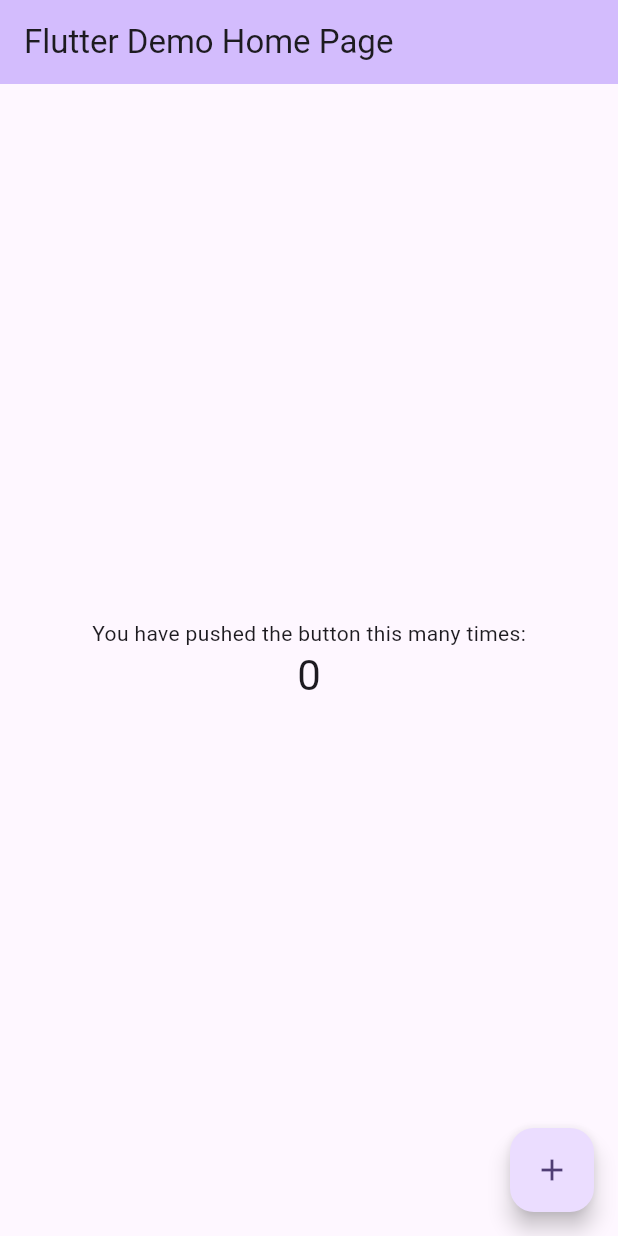
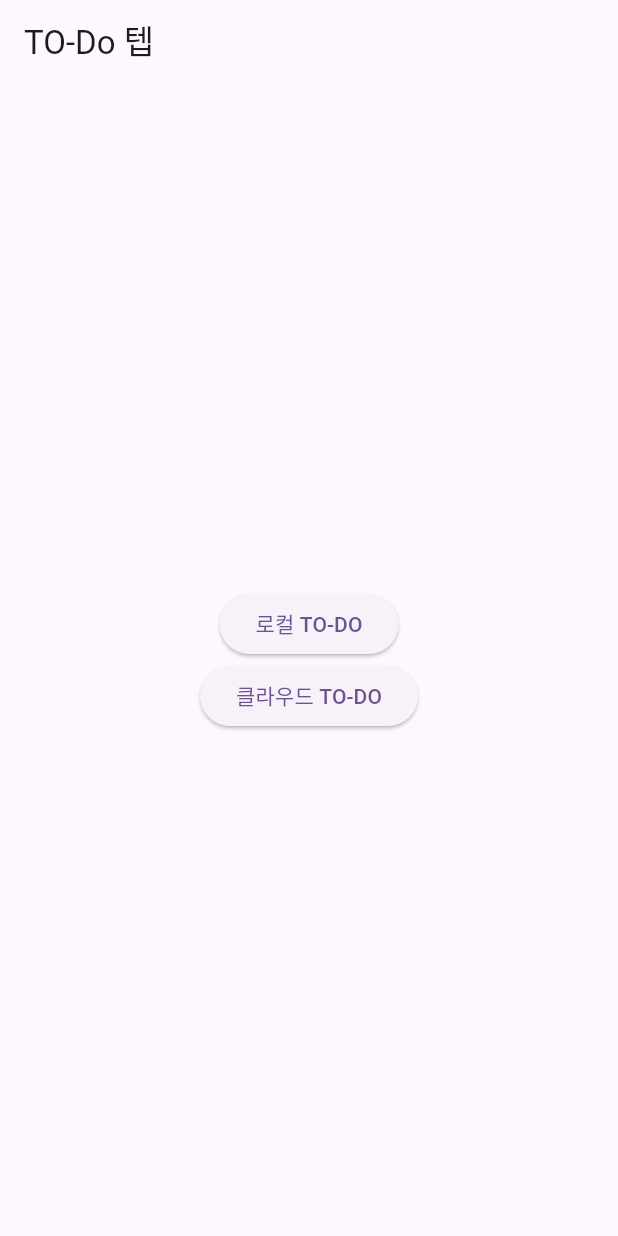
Before and after one commit to jiyubin343/chungju_lecture, a Flutter app: the screen it shows after launch, on a phone screen of 412 x 824 dp. Run offline on Flutter 3.47's test engine with Material 3 defaults, Android fonts, the phone set to English and light mode, and no system bars.

Commit message:
no message

```diff
--- /dev/null
+++ b/lib/home_page.dart
@@ -0,0 +1,35 @@
+import 'package:flutter/material.dart';
+
+
+
+
+class HomePage extends StatefulWidget {
+  const HomePage({super.key});
+
+  @override
+  State<HomePage> createState() => _HomePageState();
+}
+
+class _HomePageState extends State<HomePage> {
+  @override
+  Widget build(BuildContext context) {
+    return Scaffold(
+      appBar: AppBar(title: const Text('TO-Do 텝')),
+      body: Center(
+        child: Column(
+          mainAxisAlignment: MainAxisAlignment.center,
+          children: [
+            ElevatedButton(
+                onPressed: () => Navigator.pushNamed(context, "/todo-local"),
+                child: const Text("로컬 TO-DO")
+            ),
+            ElevatedButton(
+                onPressed: () => Navigator.pushNamed(context, "/todo-remote"),
+                child: const Text("클라우드 TO-DO")
+            )
+          ],
+        ),
+      ),
+    );
+  }
+}
--- a/lib/main.dart
+++ b/lib/main.dart
@@ -1,4 +1,7 @@
 import 'package:flutter/material.dart';
+
+import 'home_page.dart';
+import 'todo_local_page.dart';
 
 void main() {
   runApp(const MyApp());
@@ -11,112 +14,14 @@ class MyApp extends StatelessWidget {
   @override
   Widget build(BuildContext context) {
     return MaterialApp(
-      title: 'Flutter Demo',
+      title: 'TO-Do 프로젝트',
       theme: ThemeData(
-        // This is the theme of your application.
-        //d
-        // TRY THIS: Try running your application with "flutter run". You'll see
-        // the application has a purple toolbar. Then, without quitting the app,
-        // try changing the seedColor in the colorScheme below to Colors.green
-        // and then invoke "hot reload" (save your changes or press the "hot
-        // reload" button in a Flutter-supported IDE, or press "r" if you used
-        // the command line to start the app).
-        //
-        // Notice that the counter didn't reset back to zero; the application
-        // state is not lost during the reload. To reset the state, use hot
-        // restart instead.
-        //
-        // This works for code too, not just values: Most code changes can be
-        // tested with just a hot reload.
         colorScheme: ColorScheme.fromSeed(seedColor: Colors.deepPurple),
       ),
-      home: const MyHomePage(title: 'Flutter Demo Home Page'),
+      routes: {
+        '/' : (context) => const HomePage(),
+        '/todo-local' : (context) => const TodoLocalPage()
+      },
     );
   }
 }
-
-class MyHomePage extends StatefulWidget {
-  const MyHomePage({super.key, required this.title});
-
-  // This widget is the home page of your application. It is stateful, meaning
-  // that it has a State object (defined below) that contains fields that affect
-  // how it looks.
-
-  // This class is the configuration for the state. It holds the values (in this
-  // case the title) provided by the parent (in this case the App widget) and
-  // used by the build method of the State. Fields in a Widget subclass are
-  // always marked "final".
-
-  final String title;
-
-  @override
-  State<MyHomePage> createState() => _MyHomePageState();
-}
-
-class _MyHomePageState extends State<MyHomePage> {
-  int _counter = 0;
-
-  void _incrementCounter() {
-    setState(() {
-      // This call to setState tells the Flutter framework that something has
-      // changed in this State, which causes it to rerun the build method below
-      // so that the display can reflect the updated values. If we changed
-      // _counter without calling setState(), then the build method would not be
-      // called again, and so nothing would appear to happen.
-      _counter++;
-    });
-  }
-
-  @override
-  Widget build(BuildContext context) {
-    // This method is rerun every time setState is called, for instance as done
-    // by the _incrementCounter method above.
-    //
-    // The Flutter framework has been optimized to make rerunning build methods
-    // fast, so that you can just rebuild anything that needs updating rather
-    // than having to individually change instances of widgets.
-    return Scaffold(
-      appBar: AppBar(
-        // TRY THIS: Try changing the color here to a specific color (to
-        // Colors.amber, perhaps?) and trigger a hot reload to see the AppBar
-        // change color while the other colors stay the same.
-        backgroundColor: Theme.of(context).colorScheme.inversePrimary,
-        // Here we take the value from the MyHomePage object that was created by
-        // the App.build method, and use it to set our appbar title.
-        title: Text(widget.title),
-      ),
-      body: Center(
-        // Center is a layout widget. It takes a single child and positions it
-        // in the middle of the parent.
-        child: Column(
-          // Column is also a layout widget. It takes a list of children and
-          // arranges them vertically. By default, it sizes itself to fit its
-          // children horizontally, and tries to be as tall as its parent.
-          //
-          // Column has various properties to control how it sizes itself and
-          // how it positions its children. Here we use mainAxisAlignment to
-          // center the children vertically; the main axis here is the vertical
-          // axis because Columns are vertical (the cross axis would be
-          // horizontal).
-          //
-          // TRY THIS: Invoke "debug painting" (choose the "Toggle Debug Paint"
-          // action in the IDE, or press "p" in the console), to see the
-          // wireframe for each widget.
-          mainAxisAlignment: MainAxisAlignment.center,
-          children: <Widget>[
-            const Text('You have pushed the button this many times:'),
-            Text(
-              '$_counter',
-              style: Theme.of(context).textTheme.headlineMedium,
-            ),
-          ],
-        ),
-      ),
-      floatingActionButton: FloatingActionButton(
-        onPressed: _incrementCounter,
-        tooltip: 'Increment',
-        child: const Icon(Icons.add),
-      ), // This trailing comma makes auto-formatting nicer for build methods.
-    );
-  }
-}
--- a/pubspec.yaml
+++ b/pubspec.yaml
@@ -30,6 +30,7 @@ environment:
 dependencies:
   flutter:
     sdk: flutter
+  shared_preferences:
 
   # The following adds the Cupertino Icons font to your application.
   # Use with the CupertinoIcons class for iOS style icons.
```
Also changed, not shown: lib/todo_local_page.dart (added, +102 -0 lines), pubspec.lock.
